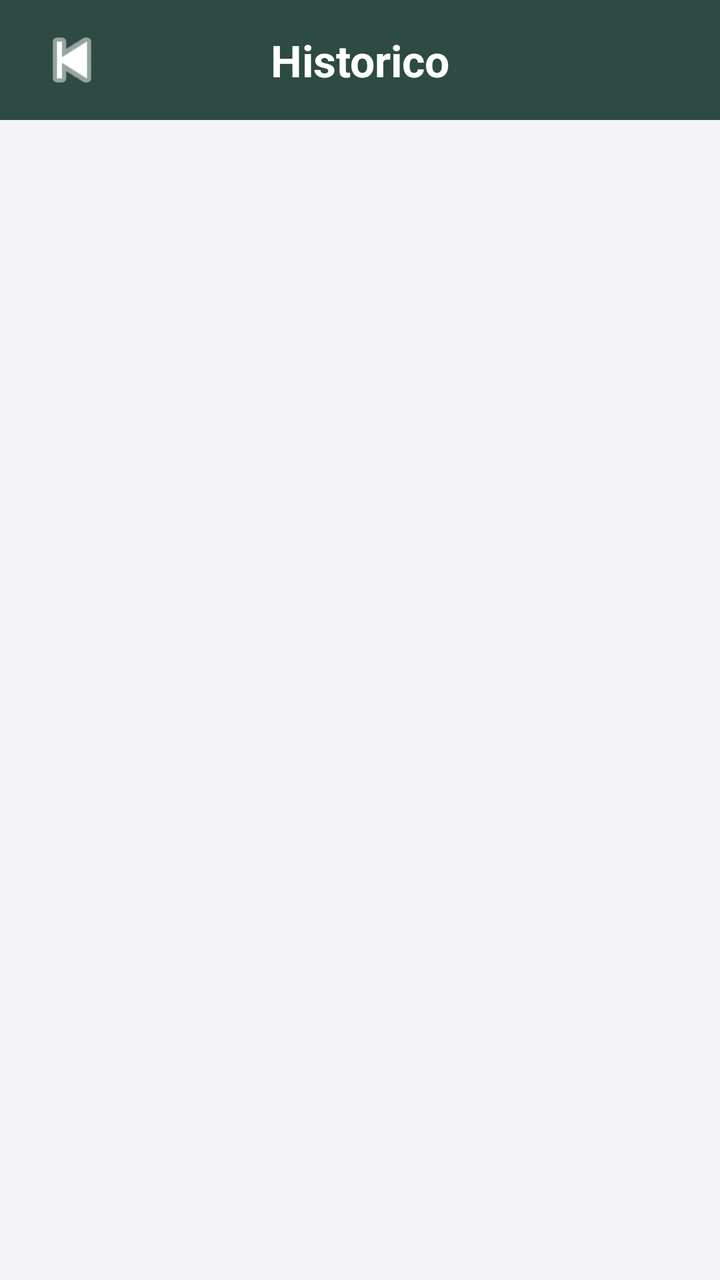
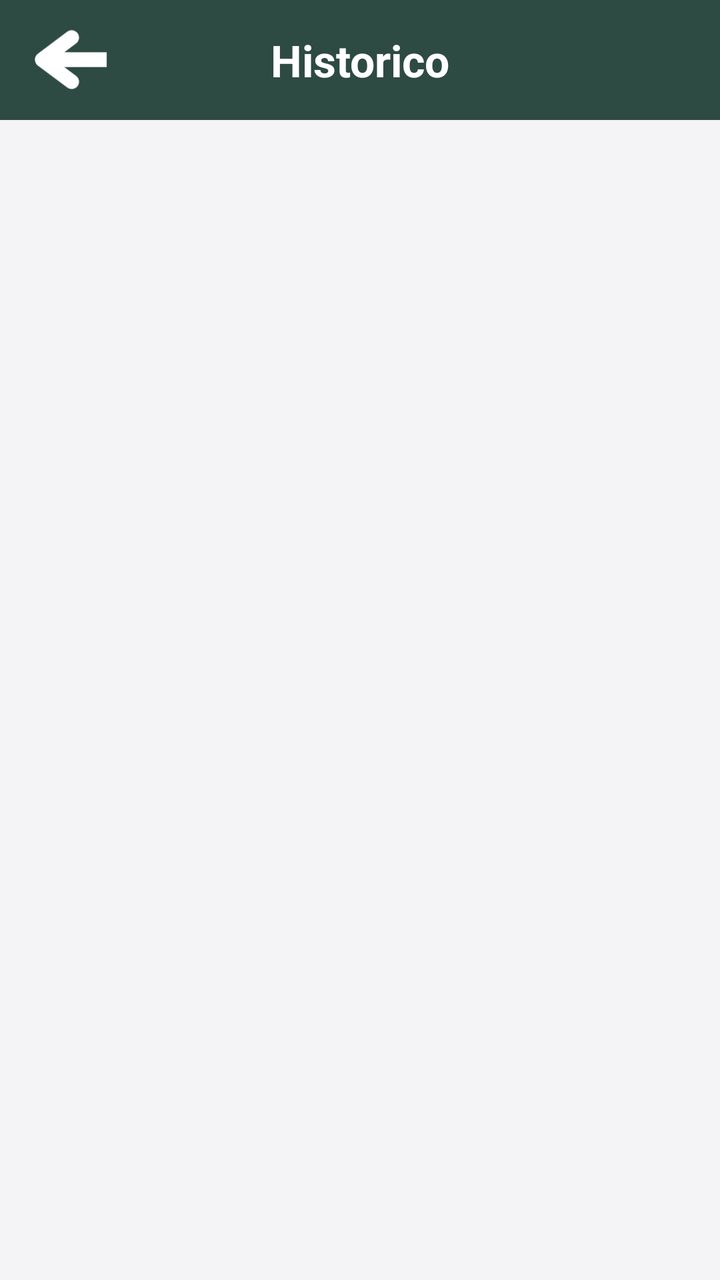

Two renders of the same Android screen: before a commit and after it. Below are the layout's source before the change and the commit's diff.
<!-- AndroidManifest.xml: application theme Theme.Falla -->
<!-- res/layout/activity_historico.xml -->
<?xml version="1.0" encoding="utf-8"?>
<LinearLayout xmlns:android="http://schemas.android.com/apk/res/android"
    xmlns:app="http://schemas.android.com/apk/res-auto"
    android:id="@+id/activity_historico"
    android:layout_width="match_parent"
    android:layout_height="match_parent"
    android:orientation="vertical"
    android:background="@color/background_principal">

    <LinearLayout
        android:layout_width="match_parent"
        android:layout_height="60dp"
        android:background="@color/verde_fosco_header"
        android:gravity="center_vertical"
        android:orientation="horizontal"
        android:paddingHorizontal="16dp">

        <ImageView
            android:id="@+id/btn_voltar_historico"
            android:layout_width="40dp"
            android:layout_height="40dp"
            android:src="@android:drawable/ic_media_previous"
            app:tint="@color/texto_header" />

        <TextView
            android:layout_width="0dp"
            android:layout_height="wrap_content"
            android:layout_weight="1"
            android:text="Historico"
            android:textAlignment="center"
            android:textColor="@color/texto_header"
            android:textSize="22sp"
            android:textStyle="bold" />

        <View
            android:layout_width="40dp"
            android:layout_height="40dp"/>
    </LinearLayout>

    <ScrollView
        android:layout_width="match_parent"
        android:layout_height="match_parent">

        <LinearLayout
            android:id="@+id/container_lista_historico"
            android:layout_width="match_parent"
            android:layout_height="wrap_content"
            android:orientation="vertical"
            android:padding="24dp" />

    </ScrollView>
</LinearLayout>
<!-- resources referenced by this layout -->
<resources>
  <color name="background_principal">#F4F4F6</color>
  <color name="texto_header">#FFFFFF</color>
  <color name="verde_fosco_header">#2D4A43</color>
  <style name="Theme.Falla" parent="Base.Theme.Falla" />
  <style name="Base.Theme.Falla" parent="Theme.Material3.DayNight.NoActionBar">
          
          
      </style>
</resources>

<!-- the commit's change to res/layout/activity_historico.xml (unified diff, before → after) -->
@@ -19,7 +19,7 @@
             android:id="@+id/btn_voltar_historico"
             android:layout_width="40dp"
             android:layout_height="40dp"
-            android:src="@android:drawable/ic_media_previous"
+            android:src="@drawable/seta"
             app:tint="@color/texto_header" />
 
         <TextView
<!-- resource entries referenced after the edit -->
@@ -3,6 +3,7 @@
   <color name="background_principal">#F4F4F6</color>
   <color name="texto_header">#FFFFFF</color>
   <color name="verde_fosco_header">#2D4A43</color>
+  <!-- drawable seta: png bitmap (drawable, 3681 bytes) -->
   <style name="Theme.Falla" parent="Base.Theme.Falla" />
   <style name="Base.Theme.Falla" parent="Theme.Material3.DayNight.NoActionBar">
           
